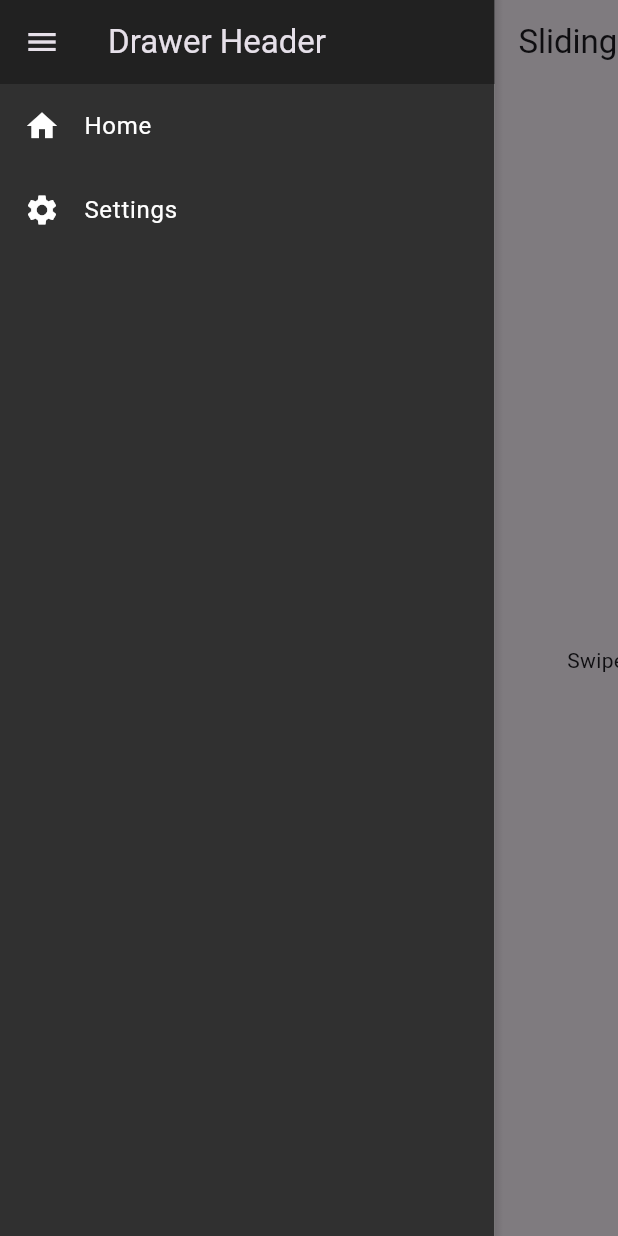
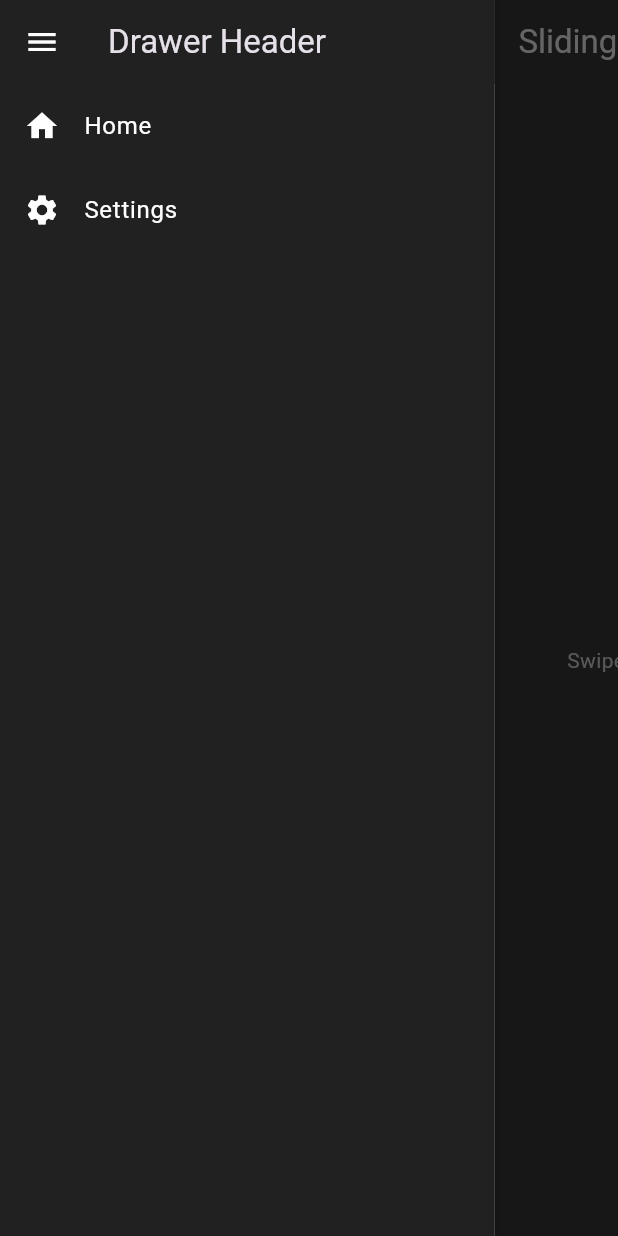
Before and after one commit to hruzgar/flutter_responsive_sliding_drawer, a Flutter app: the screen it shows after launch, after a tap on the "menu" icon, on a phone screen of 412 x 824 dp. Run offline on Flutter 3.47's test engine with Material 3 defaults, Android fonts, the phone set to English and light mode, and no system bars.

Commit message:
improved example

```diff
--- a/example/lib/main.dart
+++ b/example/lib/main.dart
@@ -12,10 +12,7 @@ class MyApp extends StatelessWidget {
   Widget build(BuildContext context) {
     return MaterialApp(
       title: 'Sliding Drawer Demo',
-      theme: ThemeData(
-        primarySwatch: Colors.blue,
-        useMaterial3: true,
-      ),
+      theme: ThemeData(primarySwatch: Colors.blue, useMaterial3: true),
       home: const HomeScreen(),
     );
   }
@@ -55,6 +52,7 @@ class _HomeScreenState extends State<HomeScreen> {
         controller: _drawerController,
         showMenuButton: _showMainMenuButton,
       ),
+      lightShadow: true,
     );
   }
 }
@@ -66,11 +64,11 @@ class DrawerContent extends StatelessWidget {
   @override
   Widget build(BuildContext context) {
     return Material(
-      color: Colors.grey[850],
+      color: Colors.grey[900],
       child: Theme(
         data: ThemeData(
           brightness: Brightness.dark,
-          primaryColor: Colors.grey[900],
+          primaryColor: const Color.fromARGB(255, 36, 36, 36),
         ),
         child: Column(
           children: [
@@ -80,7 +78,8 @@ class DrawerContent extends StatelessWidget {
                 automaticallyImplyLeading: false,
                 title: const Text('Drawer Header'),
                 leading: IconButton(
-                  icon: const Icon(Icons.menu),
+                  icon: const Icon(Icons.menu, color: Color(0xffffffff)),
+
                   onPressed: () => controller.close(),
                 ),
               ),
@@ -90,12 +89,18 @@ class DrawerContent extends StatelessWidget {
                 children: [
                   ListTile(
                     leading: const Icon(Icons.home, color: Colors.white),
-                    title: const Text('Home', style: TextStyle(color: Colors.white)),
+                    title: const Text(
+                      'Home',
+                      style: TextStyle(color: Colors.white),
+                    ),
                     onTap: () {},
                   ),
                   ListTile(
                     leading: const Icon(Icons.settings, color: Colors.white),
-                    title: const Text('Settings', style: TextStyle(color: Colors.white)),
+                    title: const Text(
+                      'Settings',
+                      style: TextStyle(color: Colors.white),
+                    ),
                     onTap: () {},
                   ),
                 ],
@@ -120,18 +125,27 @@ class MainContent extends StatelessWidget {
   @override
   Widget build(BuildContext context) {
     return Scaffold(
+      backgroundColor: Color.fromARGB(255, 47, 47, 47),
       appBar: AppBar(
-        title: const Text('Sliding Drawer Example'),
+        backgroundColor: Color.fromARGB(255, 47, 47, 47),
+        title: const Text(
+          'Sliding Drawer Example',
+          style: TextStyle(color: Color.fromARGB(255, 202, 202, 202)),
+        ),
         automaticallyImplyLeading: false,
-        leading: showMenuButton
-            ? IconButton(
-                icon: const Icon(Icons.menu),
-                onPressed: () => controller.open(),
-              )
-            : null,
+        leading:
+            showMenuButton
+                ? IconButton(
+                  icon: const Icon(Icons.menu, color: Color(0xffffffff)),
+                  onPressed: () => controller.open(),
+                )
+                : null,
       ),
       body: const Center(
-        child: Text('Swipe right from the left edge to open the drawer'),
+        child: Text(
+          'Swipe right from the left edge to open the drawer',
+          style: TextStyle(color: Color.fromARGB(255, 179, 179, 179)),
+        ),
       ),
     );
   }
```
Also changed, not shown: example/pubspec.lock.
